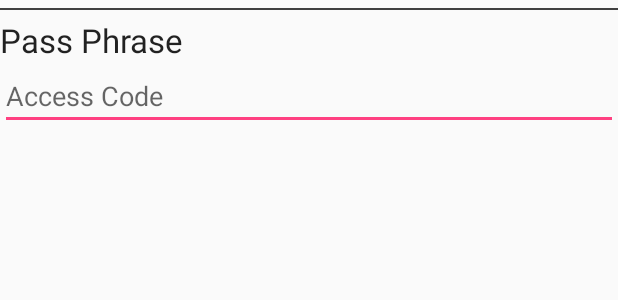
After one commit to AndreRex97/DemoDialogs, an Android app: the layout passphrase.xml on its own in the app's theme, with its tools: preview values and no code run, on a phone screen of 412 x 824 dp. The commit adds this screen. Shown: the top 300 px of the screen. Run offline under Robolectric (Android 15) with nearby library versions, the phone set to English and light mode, and no system bars.

Commit message:
initial commit

```diff
--- /dev/null
+++ b/app/src/main/res/layout/passphrase.xml
@@ -0,0 +1,28 @@
+<?xml version="1.0" encoding="utf-8"?>
+<LinearLayout xmlns:android="http://schemas.android.com/apk/res/android"
+    android:orientation="vertical" android:layout_width="match_parent"
+    android:layout_height="match_parent">
+
+    <View
+        android:layout_marginTop="5dp"
+        android:layout_width="fill_parent"
+        android:layout_height="1dp"
+        android:background="#404040" />
+
+    <TextView
+        android:id="@+id/textViewTitle"
+        android:layout_marginTop="5dp"
+        android:layout_width="wrap_content"
+        android:layout_height="wrap_content"
+        android:text="Pass Phrase"
+        android:textAppearance="?android:attr/textAppearanceLarge" />
+
+    <EditText
+        android:id="@+id/editTextPassPhrase"
+        android:layout_width="match_parent"
+        android:layout_height="wrap_content"
+        android:ems="10"
+        android:hint="Access Code" >
+    </EditText>
+
+</LinearLayout>
```
Also changed, not shown: app/src/main/java/sg/edu/rp/c346/demodialogs/MainActivity.java (+95 -0 lines), app/src/main/res/menu/options.xml (added, +9 -0 lines).
